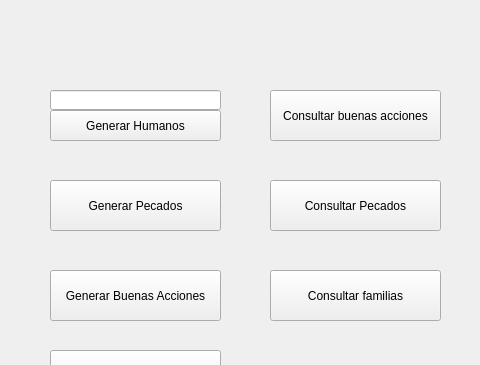
Above: CielovsInfierno/mainwindow.ui from JohnSC31/PY2-CIELOvsINFIERNO-2102 before the change; both pictures show x 0 to 480 and y 0 to 365 of the 1323 by 675 pixel window. Below: the same form after it.
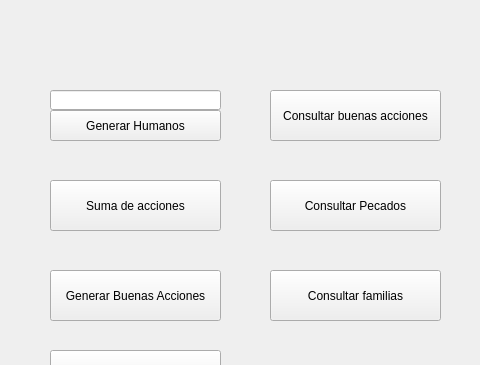
That is the form after the change.

Commit message:
Hijos y acciones
Se asignan los hijos a los humanos creados y se agrega la funcionalidad para generar acciones

Patch:
```diff
--- a/CielovsInfierno/mainwindow.ui
+++ b/CielovsInfierno/mainwindow.ui
@@ -58,7 +58,7 @@
      </rect>
     </property>
     <property name="text">
-     <string>Generar Pecados</string>
+     <string>Suma de acciones</string>
     </property>
    </widget>
    <widget class="QPushButton" name="GenerarBuenasAcciones">
```
Left out of the diff: 2 changed lines with no effect on the pictures. The commit also changes 22 other files.
